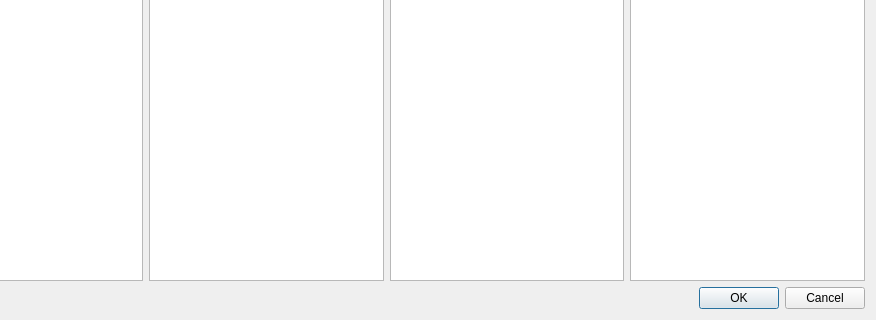
Above: ui/addToStorage.ui from TheBurgerOverlord/BSIM before the change; both pictures show x 102 to 978 and y 206 to 526 of the 978 by 526 pixel window. Below: the same form after it.
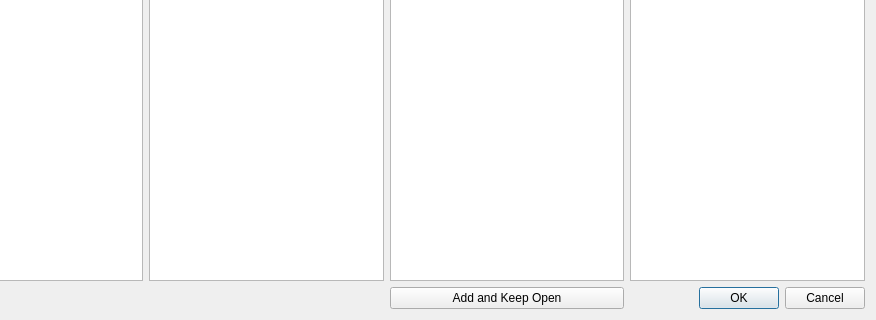
That is the form after the change.

Commit message: Made adding multiple things easier

What changed in the file:
```diff
--- a/ui/addToStorage.ui
+++ b/ui/addToStorage.ui
@@ -23,19 +23,6 @@
    <item row="1" column="3">
     <widget class="QPlainTextEdit" name="propertyInput"/>
    </item>
-   <item row="2" column="1" colspan="3">
-    <widget class="QDialogButtonBox" name="buttonBox">
-     <property name="orientation">
-      <enum>Qt::Orientation::Horizontal</enum>
-     </property>
-     <property name="standardButtons">
-      <set>QDialogButtonBox::StandardButton::Cancel|QDialogButtonBox::StandardButton::Ok</set>
-     </property>
-     <property name="centerButtons">
-      <bool>false</bool>
-     </property>
-    </widget>
-   </item>
    <item row="0" column="2" colspan="2">
     <widget class="QLineEdit" name="nameInput"/>
    </item>
@@ -87,6 +74,26 @@
      </property>
     </widget>
    </item>
+   <item row="2" column="3">
+    <widget class="QDialogButtonBox" name="buttonBox">
+     <property name="orientation">
+      <enum>Qt::Orientation::Horizontal</enum>
+     </property>
+     <property name="standardButtons">
+      <set>QDialogButtonBox::StandardButton::Cancel|QDialogButtonBox::StandardButton::Ok</set>
+     </property>
+     <property name="centerButtons">
+      <bool>false</bool>
+     </property>
+    </widget>
+   </item>
+   <item row="2" column="2">
+    <widget class="QPushButton" name="keepOpen">
+     <property name="text">
+      <string>Add and Keep Open</string>
+     </property>
+    </widget>
+   </item>
   </layout>
  </widget>
  <resources/>
```
The commit also changes 1 other file.
